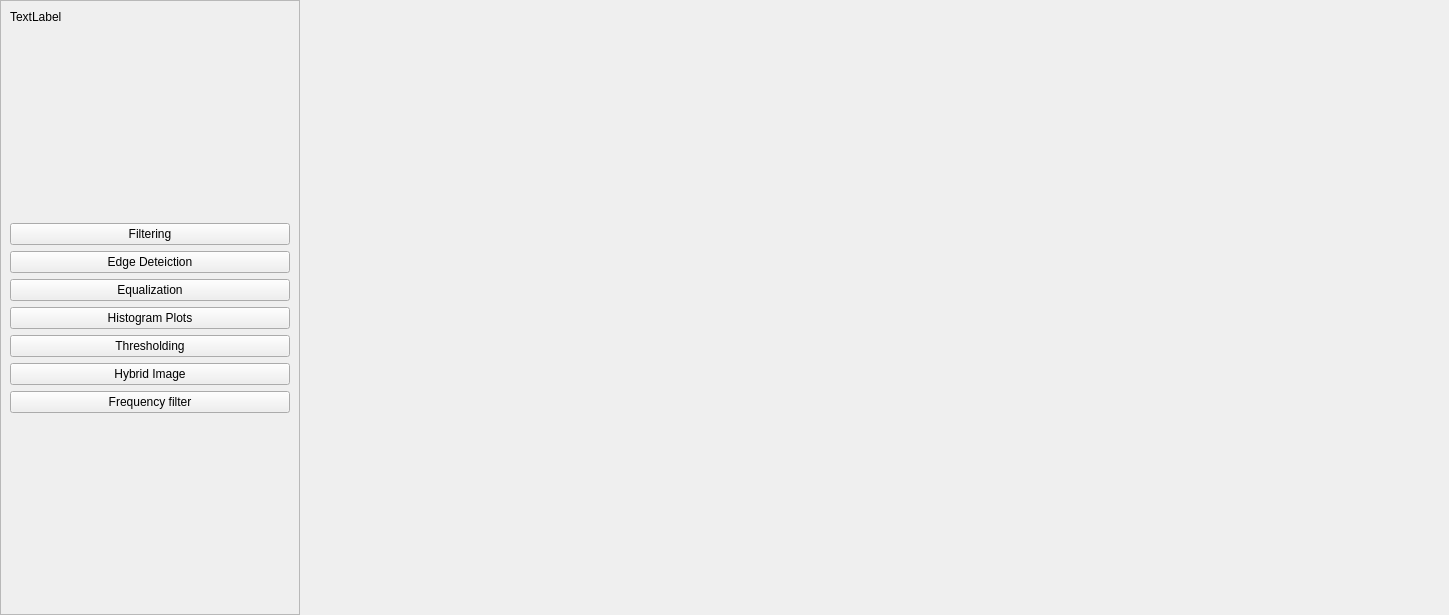
Above: Task1/UI/mainwindow.ui from SBME2025-ComputerVision/Task1_CV_CPP before the change. Below: the same form after it.
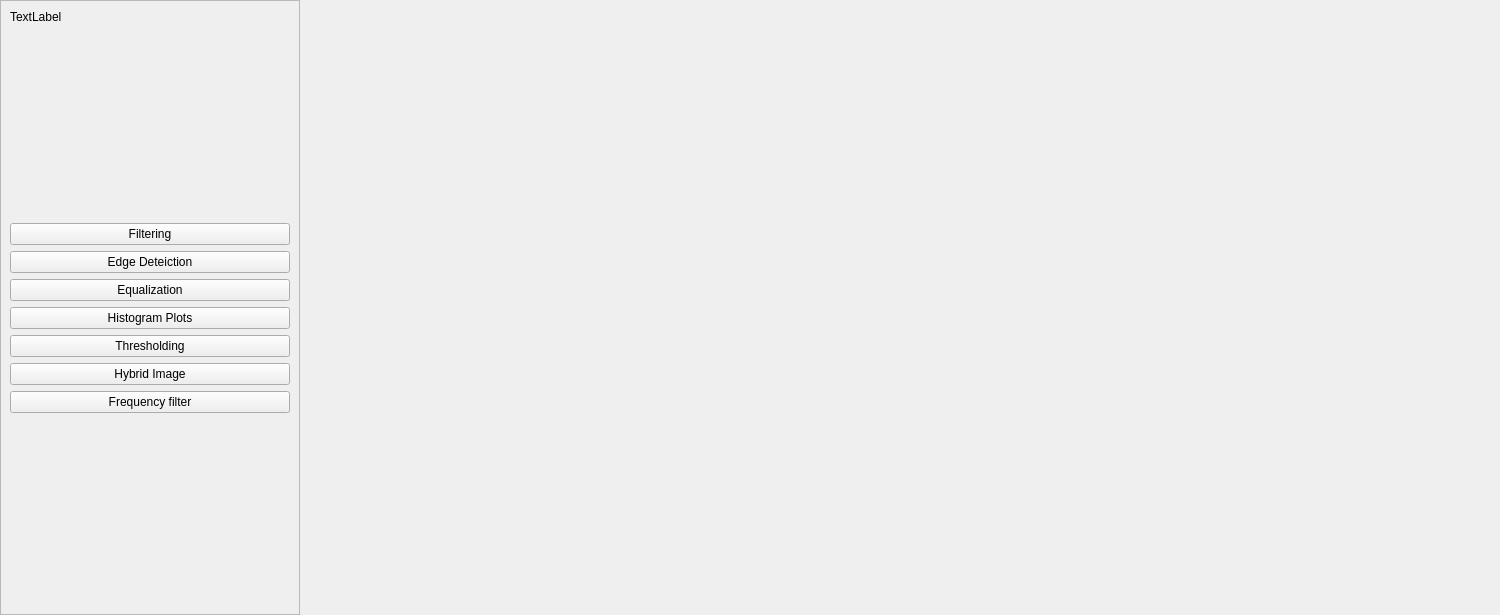
That is the form after the change.

The edit to the form file:
```diff
--- a/Task1/UI/mainwindow.ui
+++ b/Task1/UI/mainwindow.ui
@@ -6,7 +6,7 @@
    <rect>
     <x>0</x>
     <y>0</y>
-    <width>1449</width>
+    <width>1500</width>
     <height>615</height>
    </rect>
   </property>
```
